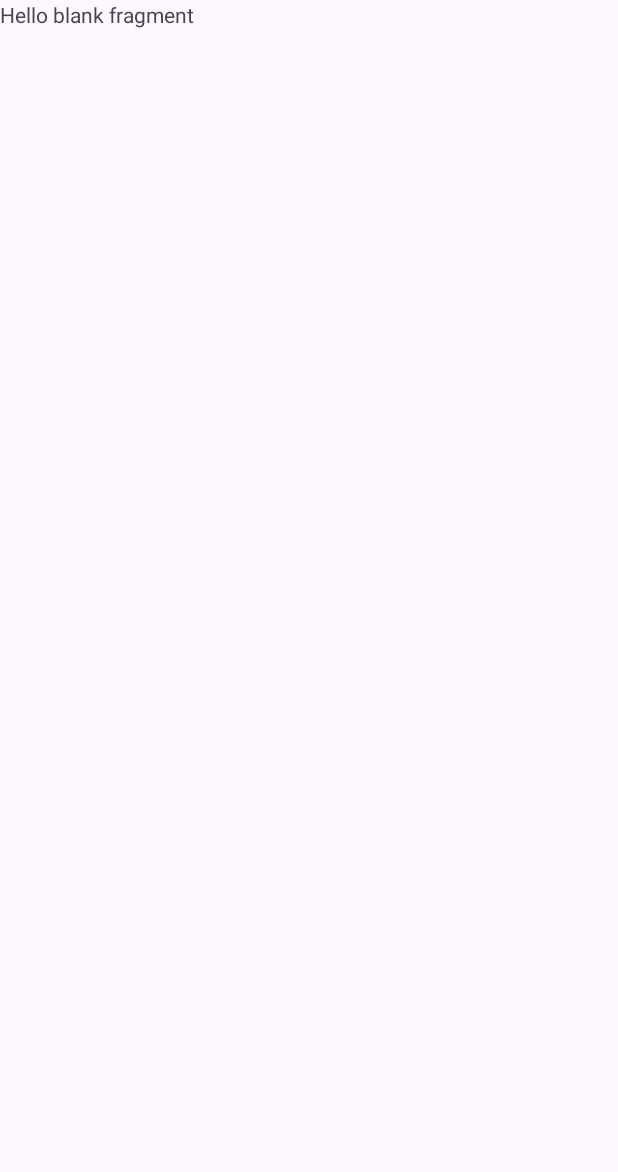
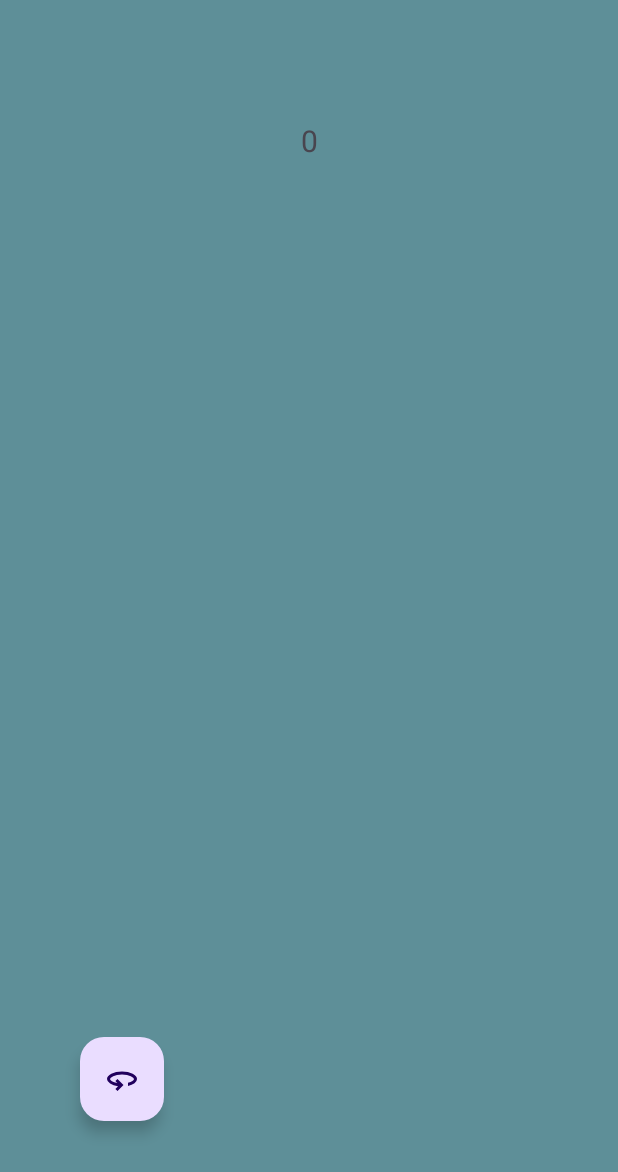
Before and after one commit to Johanzun/Dispositivos-moviles-, an Android app: the ResultFragment screen opened through its navigation route, on a phone screen of 412 x 824 dp. Before the commit the part shown is almost empty. Shown: the top 1172 px of the screen. Run offline under Robolectric (Android 15) with nearby library versions, the phone set to English and light mode, and no system bars.

Commit message:
Terminando proyecto

```diff
--- a/Parcial/app/src/main/java/com/example/juegocolor/ResultFragment.kt
+++ b/Parcial/app/src/main/java/com/example/juegocolor/ResultFragment.kt
@@ -5,13 +5,50 @@ import androidx.fragment.app.Fragment
 import android.view.LayoutInflater
 import android.view.View
 import android.view.ViewGroup
+import android.widget.TextView
+import androidx.navigation.fragment.findNavController
+import androidx.recyclerview.widget.LinearLayoutManager
+import androidx.recyclerview.widget.RecyclerView
+import com.example.juegocolor.adapter.PuntajeAdapter
+import com.google.android.material.floatingactionbutton.FloatingActionButton
+import com.example.juegocolor.viewmodel.GameViewModel
+import androidx.fragment.app.activityViewModels
+
 
 
 class ResultFragment : Fragment(R.layout.fragment_result) {
+    //  Declaración de Vistas y Componentes
+    private lateinit var txtPuntajeFinal: TextView
+    private lateinit var recyclerView: RecyclerView
+    private lateinit var btnReintentar: FloatingActionButton
+    private lateinit var adapter: PuntajeAdapter
+    // Se obtiene una instancia del ViewModel compartida a nivel de Actividad
+    // Esto permite que este Fragment y GameFragment usen los mismos datos
+    private val viewModel: GameViewModel by activityViewModels()
+
     override fun onViewCreated(view: View, savedInstanceState: Bundle?) {
         super.onViewCreated(view, savedInstanceState)
 
+        txtPuntajeFinal = view.findViewById(R.id.txt_ultimo_puntaje)
+        recyclerView = view.findViewById(R.id.puntajes)
+        btnReintentar = view.findViewById(R.id.btn_jugar_vuelta)
+    //  Se recupera el puntaje final pasado desde el fragmento anterior
+        val puntajeFinal = arguments?.getInt("puntajeFinal") ?: 0
+        txtPuntajeFinal.text = puntajeFinal.toString()
+        //Configuración del RecyclerView para mostrar los puntajes en una lista vertical.
+        recyclerView.layoutManager = LinearLayoutManager(requireContext())
 
+        //// El bloque de código se ejecutará automáticamente cada vez que la lista de puntajes cambie
+        //viewLifecycleOwner' asegura que la observación sea segura y se detenga al destruir la vista
+        viewModel.scores.observe(viewLifecycleOwner) { lista ->
+            val listaOrdenada = lista.sortedDescending() // mayor a menor
+            adapter = PuntajeAdapter(listaOrdenada)
+            recyclerView.adapter = adapter
+        }
+        //Navega de regreso al GameFragment usando la acción definida en el nav_graph.
+        btnReintentar.setOnClickListener {
+            findNavController().navigate(R.id.action_resultFragment_to_gameFragment)
+        }
 
 
 
--- a/Parcial/app/src/main/java/com/example/juegocolor/WelcomeFragment.kt
+++ b/Parcial/app/src/main/java/com/example/juegocolor/WelcomeFragment.kt
@@ -13,14 +13,14 @@ class WelcomeFragment : Fragment(R.layout.fragment_welcome) {
         super.onViewCreated(view, savedInstanceState)
 
         // Configura el botón para iniciar la partida.
-        // Al hacer clic, navega hacia el GameFragment.
+
         val startGameButton = view.findViewById<Button>(R.id.btm_inciar_jeugo)
         startGameButton.setOnClickListener {
             findNavController().navigate(R.id.action_welcomeFragment_to_gameFragment)
         }
 
         // Configura el botón para mostrar las reglas.
-        // Al hacer clic, despliega un diálogo de alerta.
+
         val showRulesButton = view.findViewById<Button>(R.id.btn_mostrarReglas)
         showRulesButton.setOnClickListener {
             displayRulesDialog()
--- /dev/null
+++ b/Parcial/app/src/main/java/com/example/juegocolor/adapter/PuntajeAdapter.kt
@@ -0,0 +1,34 @@
+package com.example.juegocolor.adapter
+
+import android.view.LayoutInflater
+import android.view.View
+import android.view.ViewGroup
+import android.view.animation.AnimationUtils
+import android.widget.TextView
+import androidx.recyclerview.widget.RecyclerView
+import com.example.juegocolor.R
+
+
+class PuntajeAdapter(private val scores: List<Int>) :
+    RecyclerView.Adapter<PuntajeAdapter.ScoreViewHolder>() {
+
+
+    inner class ScoreViewHolder(itemView: View) : RecyclerView.ViewHolder(itemView) {
+        // Referencia directa al TextView dentro del layout del item
+        val scoreItemTextView: TextView = itemView.findViewById(R.id.txt_item)
+    }
+    ///Infla  el archivo XML del item en un objeto View
+    override fun onCreateViewHolder(parent: ViewGroup, viewType: Int): ScoreViewHolder {
+        val view = LayoutInflater.from(parent.context)
+            .inflate(R.layout.item_puntaje, parent, false)
+        return ScoreViewHolder(view)
+    }
+
+    override fun onBindViewHolder(holder: ScoreViewHolder, position: Int) {
+        //mostramos el ranking
+        holder.scoreItemTextView.text = "Puntaje ${position + 1}: ${scores[position]}"
+
+    }
+    // Devuelve el número total de items en la lista de datos
+    override fun getItemCount(): Int = scores.size
+}
--- /dev/null
+++ b/Parcial/app/src/main/res/drawable/outline_360_24.xml
@@ -0,0 +1,5 @@
+<vector xmlns:android="http://schemas.android.com/apk/res/android" android:autoMirrored="true" android:height="35dp" android:tint="#680724" android:viewportHeight="960" android:viewportWidth="960" android:width="35dp">
+
+    <path android:fillColor="@android:color/white" android:pathData="M360,800L304,744L374,672Q246,655 163,602Q80,549 80,480Q80,397 195.5,338.5Q311,280 480,280Q649,280 764.5,338.5Q880,397 880,480Q880,542 813.5,591Q747,640 640,664L640,582Q717,562 758.5,532.5Q800,503 800,480Q800,448 714.5,404Q629,360 480,360Q331,360 245.5,404Q160,448 160,480Q160,504 211,537.5Q262,571 356,588L304,536L360,480L520,640L360,800Z"/>
+
+</vector>
--- a/Parcial/app/src/main/res/layout/fragment_result.xml
+++ b/Parcial/app/src/main/res/layout/fragment_result.xml
@@ -1,14 +1,48 @@
 <?xml version="1.0" encoding="utf-8"?>
-<FrameLayout xmlns:android="http://schemas.android.com/apk/res/android"
+<androidx.constraintlayout.widget.ConstraintLayout xmlns:android="http://schemas.android.com/apk/res/android"
+    xmlns:app="http://schemas.android.com/apk/res-auto"
     xmlns:tools="http://schemas.android.com/tools"
     android:layout_width="match_parent"
     android:layout_height="match_parent"
+    android:background="@color/fondo"
     tools:context=".ResultFragment">
 
-    <!-- TODO: Update blank fragment layout -->
+
     <TextView
+        android:id="@+id/txt_ultimo_puntaje"
+        android:layout_width="wrap_content"
+        android:layout_height="wrap_content"
+        android:text="@string/puntaje_final"
+        android:textSize="20dp"
+        app:layout_constraintVertical_bias="0.1"
+        app:layout_constraintBottom_toBottomOf="parent"
+        app:layout_constraintEnd_toEndOf="parent"
+        app:layout_constraintStart_toStartOf="parent"
+        app:layout_constraintTop_toTopOf="parent" />
+
+    <androidx.recyclerview.widget.RecyclerView
+        android:id="@+id/puntajes"
         android:layout_width="match_parent"
-        android:layout_height="match_parent"
-        android:text="@string/hello_blank_fragment" />
+        android:layout_height="wrap_content"
+        android:padding="40dp"
+        app:layout_constraintBottom_toBottomOf="parent"
+        app:layout_constraintEnd_toEndOf="parent"
+        app:layout_constraintStart_toStartOf="parent"
+        app:layout_constraintTop_toTopOf="parent"
+        app:layout_constraintVertical_bias="0.45" />
 
-</FrameLayout>
+    <com.google.android.material.floatingactionbutton.FloatingActionButton
+        android:id="@+id/btn_jugar_vuelta"
+        android:layout_width="wrap_content"
+        android:layout_height="wrap_content"
+        app:layout_constraintBottom_toBottomOf="parent"
+        app:layout_constraintEnd_toEndOf="parent"
+
+        app:srcCompat = "@drawable/outline_360_24"
+
+        app:layout_constraintHorizontal_bias="0.15"
+        app:layout_constraintStart_toStartOf="parent"
+        app:layout_constraintTop_toTopOf="parent"
+        app:layout_constraintVertical_bias="0.9" />
+
+</androidx.constraintlayout.widget.ConstraintLayout>
--- a/Parcial/app/src/main/res/values/strings.xml
+++ b/Parcial/app/src/main/res/values/strings.xml
@@ -11,4 +11,5 @@
     <string name="btn_black">verde</string>
     <string name="blue">azul</string>
     <string name="yellow">amarillo</string>
+    <string name="puntaje_final">--</string>
 </resources>
```
Also changed, not shown: Parcial/app/src/main/java/com/example/juegocolor/GameFragment.kt (+18 -18 lines), Parcial/app/src/main/res/layout/item_puntaje.xml (added, +14 -0 lines).
